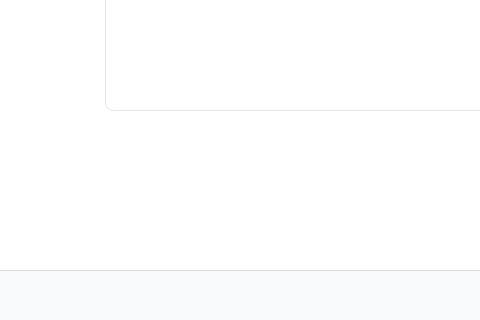
smonts01/Ingenieria-del-software, file Proyecto/src/vista/Ui/interfaz_contable_informes_de_pagos.ui: the form before one commit; both pictures show x 265 to 745 and y 380 to 700 of the 1200 by 700 pixel window.
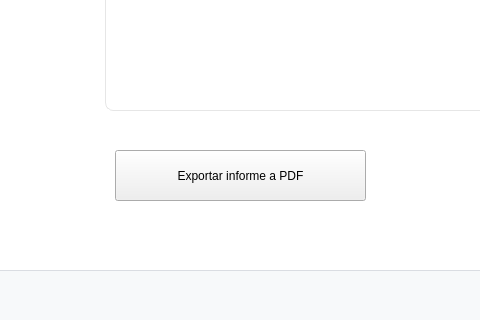
The form after the commit. Icons and pictures are not drawn.

```diff
--- a/Proyecto/src/vista/Ui/interfaz_contable_informes_de_pagos.ui
+++ b/Proyecto/src/vista/Ui/interfaz_contable_informes_de_pagos.ui
@@ -711,6 +711,19 @@
        </rect>
       </property>
      </widget>
+     <widget class="QPushButton" name="btnExportarPDF">
+      <property name="geometry">
+       <rect>
+        <x>130</x>
+        <y>340</y>
+        <width>251</width>
+        <height>51</height>
+       </rect>
+      </property>
+      <property name="text">
+       <string>Exportar informe a PDF</string>
+      </property>
+     </widget>
     </widget>
     <widget class="QLabel" name="label_20">
      <property name="geometry">
```
